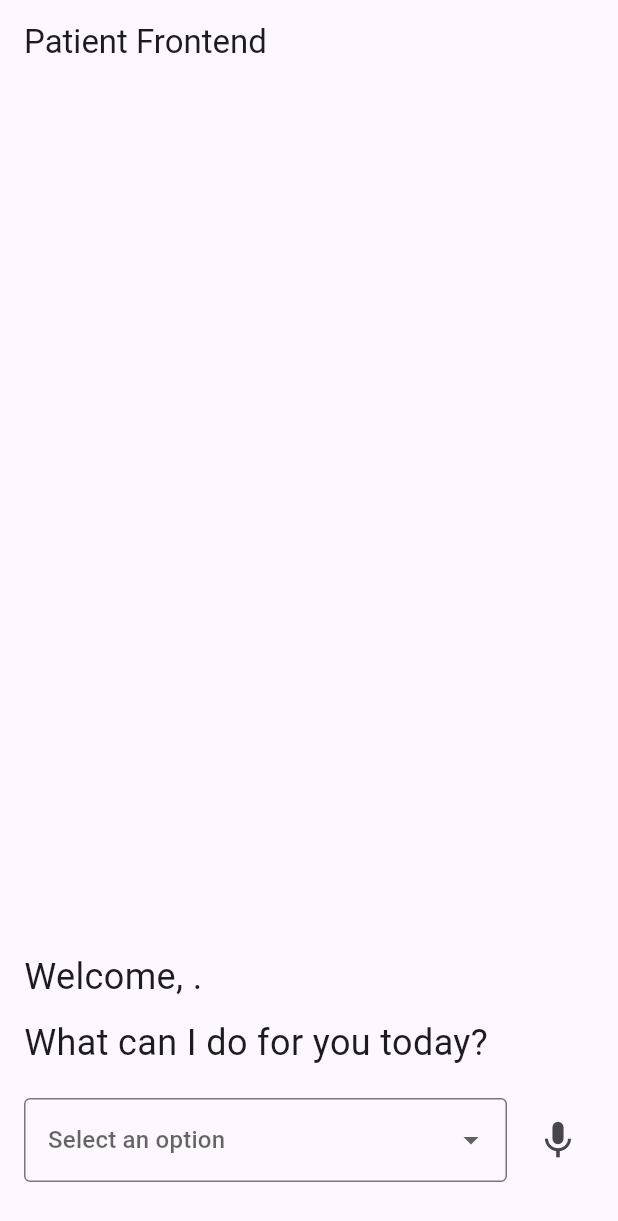
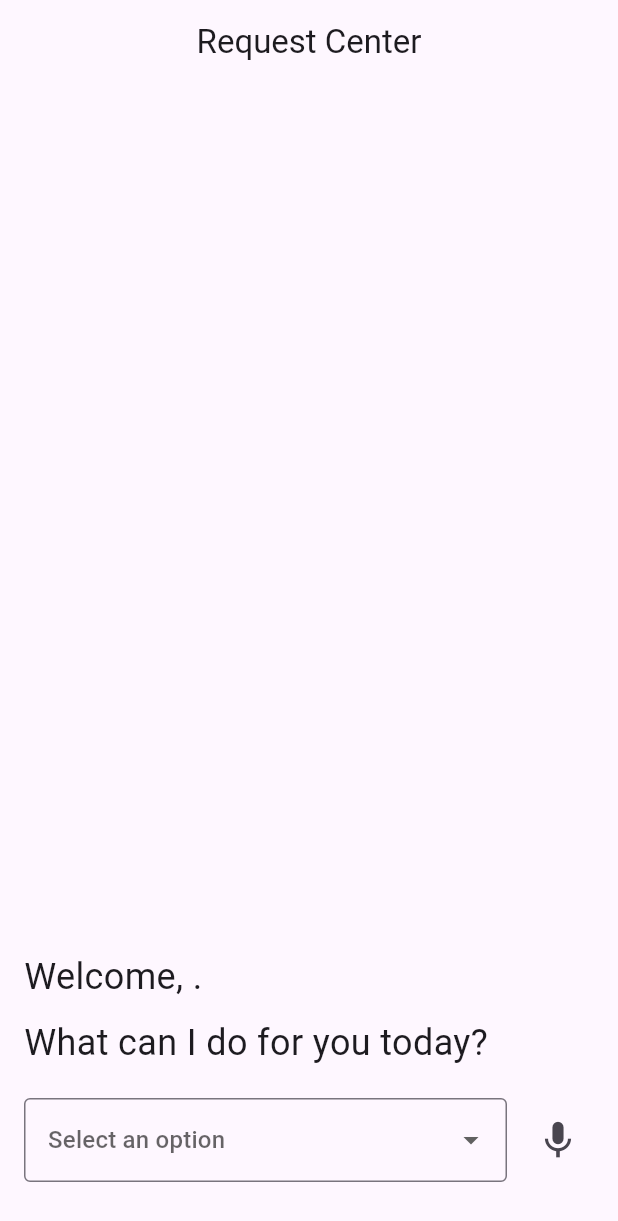
Before and after one commit to JonnyShiUW/dubhacks24, a Flutter app: the PatientFrontEnd screen opened directly with empty values, on a phone screen of 412 x 824 dp. Shown: the top 1221 px of the screen. Run offline on Flutter 3.47's test engine with Material 3 defaults, Android fonts, the phone set to English and light mode, and no system bars; our stand-ins replace dio, shelf, supabase; missing offline and left inert: shelf_router; accounts and stored records are empty.

Commit message:
Add logo & slight appbar changes

```diff
--- a/todo_frontend/lib/main.dart
+++ b/todo_frontend/lib/main.dart
@@ -60,7 +60,7 @@ class BaseApp extends StatelessWidget {
     return MaterialApp(
       theme: ThemeData(useMaterial3: true),
       home: Scaffold(
-        appBar: AppBar(title: const Text('Vigil')),
+        //appBar: AppBar(title: const Text('Vigil')),
         body: ToDoApp(),
       ),
     );
@@ -77,6 +77,8 @@ class ToDoApp extends StatelessWidget {
       child: Column(
         mainAxisAlignment: MainAxisAlignment.center,
         children:[
+          SizedBox(width:200, height:200, child: Image(image: AssetImage('resources/vigil_logo.png'))),
+          SizedBox(height:30),
           SizedBox(
             width: 200,
             height: 50,
@@ -131,7 +133,7 @@ class _NurseFrontend extends State<NurseFrontend> {
     // queue is empty
     if (queue.isEmpty) {
       return Scaffold(
-        appBar: AppBar(title: const Text('Queue')),
+        appBar: AppBar(centerTitle: true, title: const Text('Queue')),
         body: Column(
           children: [
             const Center(child: Text("No items in queue")),
@@ -223,7 +225,8 @@ class _PatientFrontEndState extends State<PatientFrontEnd> {
       // If request has been sent, show message sent screen
       return Scaffold(
         appBar: AppBar(
-          title: const Text('Patient Frontend'),
+          centerTitle: true,
+          title: const Text('Request Center'),
         ),
         body: Center(
           child: Column(
@@ -242,7 +245,8 @@ class _PatientFrontEndState extends State<PatientFrontEnd> {
       // If request has not been sent, show the request form
       return Scaffold(
         appBar: AppBar(
-          title: const Text('Patient Frontend'),
+          centerTitle: true,
+          title: const Text('Request Center'),
         ),
         body: Padding(
           padding: const EdgeInsets.all(16.0),
--- a/todo_frontend/pubspec.yaml
+++ b/todo_frontend/pubspec.yaml
@@ -66,6 +66,8 @@ flutter:
   assets:
     - data/userdata.txt
     - data/patientnotes.txt
+    - resources/vigil_logo.png
+
 
   # An image asset can refer to one or more resolution-specific "variants", see
   # https://flutter.dev/assets-and-images/#resolution-aware
```
Also changed, not shown: todo_frontend/resources/vigil_logo.png (added), todo_frontend/vigil_logo.jpg (added), 1 other file.
